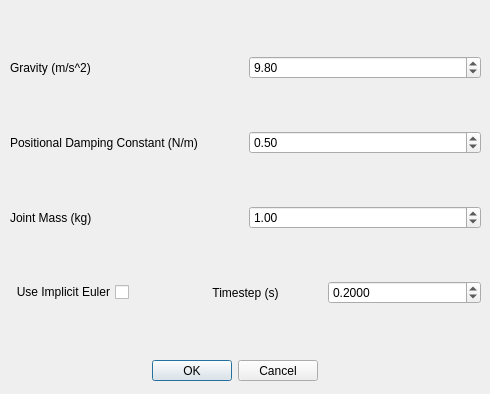
Qt form parameters.ui (refatK/P3_Mass_Spring_Euler) before a commit.
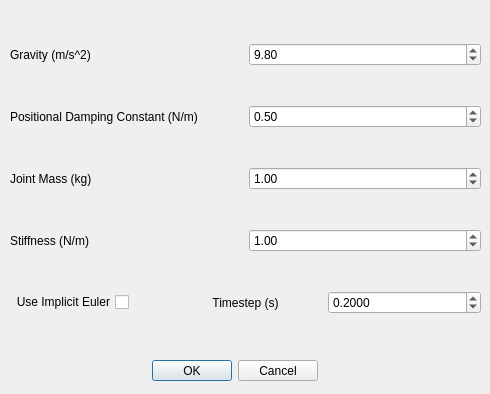
The same form after that commit.

Commit message: Added spring stiffness parameter

The edit to the form file:
```diff
--- a/parameters.ui
+++ b/parameters.ui
@@ -113,6 +113,33 @@
       </item>
      </layout>
     </item>
+    <item>
+     <layout class="QHBoxLayout" name="stiffnessBox">
+      <property name="spacing">
+       <number>6</number>
+      </property>
+      <item>
+       <widget class="QLabel" name="stiffnessLabel">
+        <property name="enabled">
+         <bool>true</bool>
+        </property>
+        <property name="text">
+         <string>Stiffness (N/m)</string>
+        </property>
+       </widget>
+      </item>
+      <item>
+       <widget class="QDoubleSpinBox" name="stiffness">
+        <property name="singleStep">
+         <double>0.050000000000000</double>
+        </property>
+        <property name="value">
+         <double>1.000000000000000</double>
+        </property>
+       </widget>
+      </item>
+     </layout>
+    </item>
     <item>
      <layout class="QHBoxLayout" name="solverBox">
       <property name="spacing">
```
The commit also changes 7 other files.
